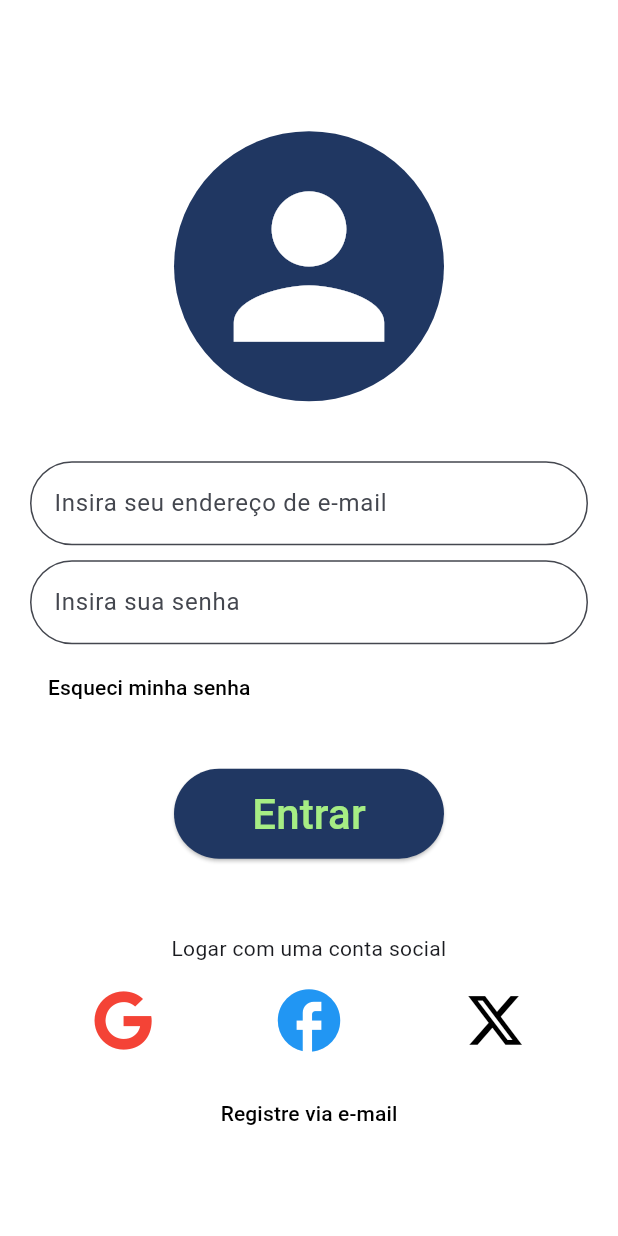
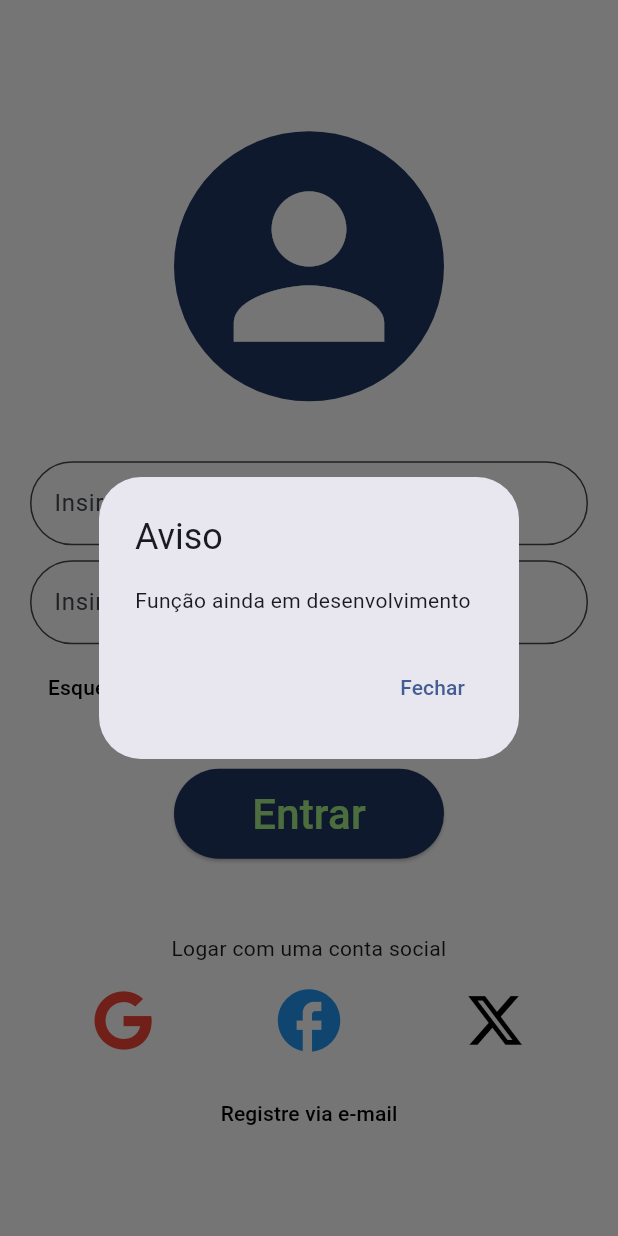
Before and after one commit to wnetohr/uplace, a Flutter app: the screen it shows after launch, after a tap on the "facebook" icon, on a phone screen of 412 x 824 dp. Run offline on Flutter 3.47's test engine with Material 3 defaults, Android fonts, the phone set to English and light mode, and no system bars; our stand-ins replace cloud_firestore, decimal, firebase_auth, firebase_core, font_awesome_flutter; accounts and stored records are empty; Roboto replaces fonts that are missing (clarissans).

Commit message:
Alert dialog on social login (on development)

```diff
--- a/lib/widgtes/pages/loginpage.dart
+++ b/lib/widgtes/pages/loginpage.dart
@@ -42,7 +42,8 @@ class _LoginPageState extends State<LoginPage> {
                   height: 30,
                 ),
                 const CircleAvatar(
-                  child: Icon(Icons.person, size: 150, color: AppColors.whiteUplace),
+                  child: Icon(Icons.person,
+                      size: 150, color: AppColors.whiteUplace),
                   radius: 90.0,
                   backgroundColor: AppColors.blueUplace,
                 ),
@@ -56,7 +57,8 @@ class _LoginPageState extends State<LoginPage> {
                   decoration: const InputDecoration(
                       filled: true,
                       fillColor: Colors.white,
-                      border: OutlineInputBorder(borderRadius: BorderRadius.all(Radius.circular(50))),
+                      border: OutlineInputBorder(
+                          borderRadius: BorderRadius.all(Radius.circular(50))),
                       labelText: 'Insira seu endereço de e-mail'),
                 ),
                 const SizedBox(
@@ -69,7 +71,8 @@ class _LoginPageState extends State<LoginPage> {
                   decoration: const InputDecoration(
                       filled: true,
                       fillColor: Colors.white,
-                      border: OutlineInputBorder(borderRadius: BorderRadius.all(Radius.circular(50))),
+                      border: OutlineInputBorder(
+                          borderRadius: BorderRadius.all(Radius.circular(50))),
                       labelText: 'Insira sua senha'),
                 ),
                 const SizedBox(
@@ -120,8 +123,7 @@ class _LoginPageState extends State<LoginPage> {
                         child: const Text(
                           'Entrar',
                           style: TextStyle(
-                            color: AppColors
-                                .greenUplace, // 'Log in' text color
+                            color: AppColors.greenUplace, // 'Log in' text color
                             fontSize: 28, // Adjust text size
                           ),
                         ),
@@ -153,9 +155,27 @@ class _LoginPageState extends State<LoginPage> {
                           color: Colors.red,
                         ),
                         onPressed: () {
-                        // Add logic for Google login
+                          showDialog(
+                            context: context,
+                            builder: (BuildContext context) {
+                              return AlertDialog(
+                                title: Text("Aviso"),
+                                content:
+                                    Text("Função ainda em desenvolvimento"),
+                                actions: [
+                                  TextButton(
+                                    onPressed: () {
+                                      Navigator.of(context).pop();
                                     },
-                    )),
+                                    child: Text("Fechar"),
+                                  ),
+                                ],
+                              );
+                            },
+                          );
+                        },
+                      ),
+                    ),
                     Expanded(
                       child: IconButton(
                         icon: const Icon(
@@ -164,9 +184,27 @@ class _LoginPageState extends State<LoginPage> {
                           color: Colors.blue,
                         ),
                         onPressed: () {
-                        // Add logic for Facebook login
+                          showDialog(
+                            context: context,
+                            builder: (BuildContext context) {
+                              return AlertDialog(
+                                title: Text("Aviso"),
+                                content:
+                                    Text("Função ainda em desenvolvimento"),
+                                actions: [
+                                  TextButton(
+                                    onPressed: () {
+                                      Navigator.of(context).pop();
                                     },
-                    )),
+                                    child: Text("Fechar"),
+                                  ),
+                                ],
+                              );
+                            },
+                          );
+                        },
+                      ),
+                    ),
                     Expanded(
                       child: IconButton(
                         icon: const FaIcon(
@@ -175,11 +213,30 @@ class _LoginPageState extends State<LoginPage> {
                           color: Colors.black,
                         ),
                         onPressed: () {
-                        // Add logic for Twitter login
+                          showDialog(
+                            context: context,
+                            builder: (BuildContext context) {
+                              return AlertDialog(
+                                title: Text("Aviso"),
+                                content:
+                                    Text("Função ainda em desenvolvimento"),
+                                actions: [
+                                  TextButton(
+                                    onPressed: () {
+                                      Navigator.of(context).pop();
                                     },
-                    ))
+                                    child: Text("Fechar"),
+                                  ),
+                                ],
+                              );
+                            },
+                          );
+                        },
+                      ),
+                    )
                   ],
                 ),
+
                 const SizedBox(
                   height: 5,
                 ),
```
Lines whose indentation alone changed are shown as unchanged.
